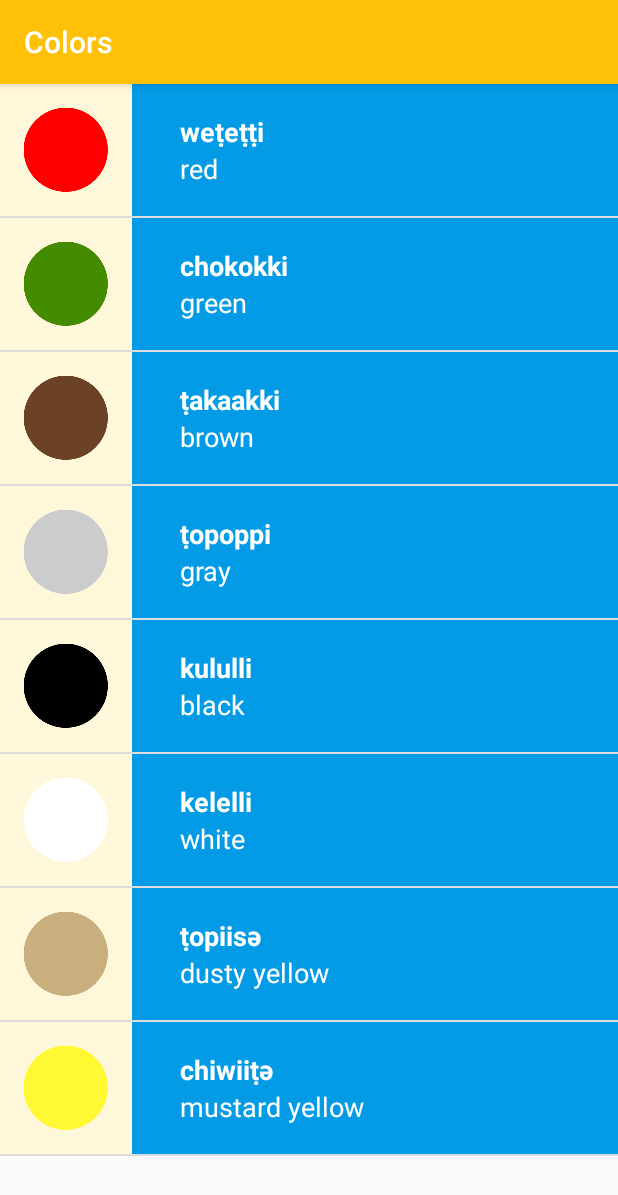
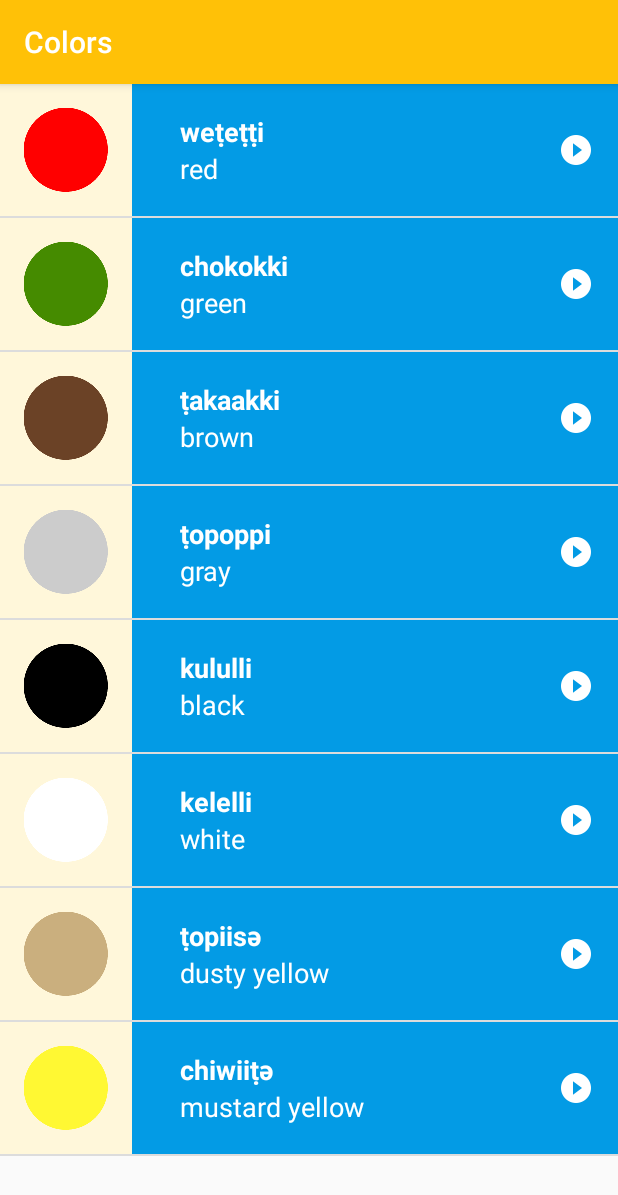
Before and after one commit to zakafir/MWK, an Android app: the ColorsActivity screen opened directly, with no data from a screen before it, on a phone screen of 412 x 824 dp. Shown: the top 1195 px of the screen. Run offline under Robolectric (Android 15) with nearby library versions, the phone set to English and light mode, and no system bars.

Commit message:
play button

```diff
--- a/app/src/main/res/layout/list_item.xml
+++ b/app/src/main/res/layout/list_item.xml
@@ -1,7 +1,11 @@
 <?xml version="1.0" encoding="utf-8"?><!-- This file show up the design of the items, how they can be shown-->
 
-<LinearLayout xmlns:android="http://schemas.android.com/apk/res/android"
+<RelativeLayout xmlns:android="http://schemas.android.com/apk/res/android"
     xmlns:tools="http://schemas.android.com/tools"
+    android:layout_width="match_parent"
+    android:layout_height="wrap_content">
+
+    <LinearLayout
         android:layout_width="match_parent"
         android:layout_height="wrap_content"
         android:orientation="horizontal">
@@ -29,18 +33,13 @@
 
         </LinearLayout>
 
+    </LinearLayout>
 
-    <!--<RelativeLayout
-        android:layout_width="wrap_content"
-        android:layout_height="@dimen/list_item_height">
     <ImageView
-            android:layout_width="wrap_content"
-            android:layout_height="wrap_content"
-            android:src="@android:drawable/alert_dark_frame"
+        android:layout_width="24dp"
+        android:layout_height="24dp"
         android:layout_alignParentRight="true"
-            android:layout_centerVertical="true"/>
+        android:layout_centerVertical="true"
+        android:layout_marginRight="16dp"
+        android:src="@drawable/ic_play_circle_filled_white_24dp" />
 </RelativeLayout>
--->
-
-
-</LinearLayout>
```
Also changed, not shown: app/src/main/res/drawable-hdpi/ic_play_circle_filled_white_24dp.png (added), app/src/main/res/drawable-mdpi/ic_play_circle_filled_white_24dp.png (added), app/src/main/res/drawable-xhdpi/ic_play_circle_filled_white_24dp.png (added), app/src/main/res/drawable-xxhdpi/ic_play_circle_filled_white_24dp.png (added), app/src/main/res/drawable-xxxhdpi/ic_play_circle_filled_white_24dp.png (added). Lines whose indentation alone changed are shown as unchanged.
